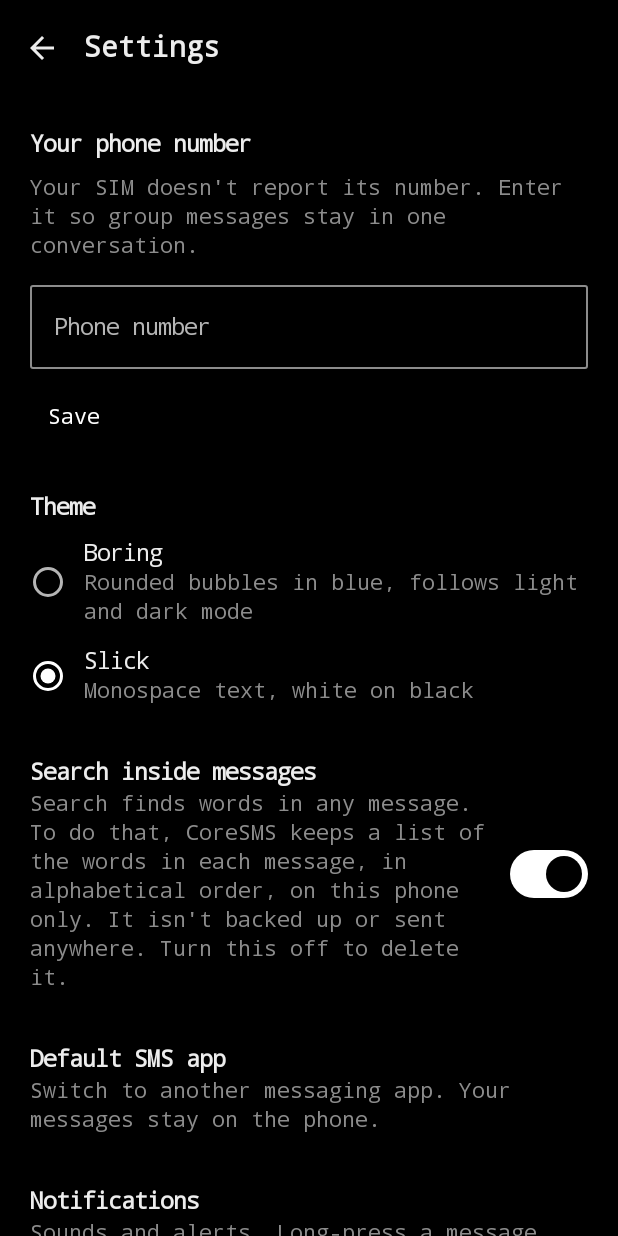
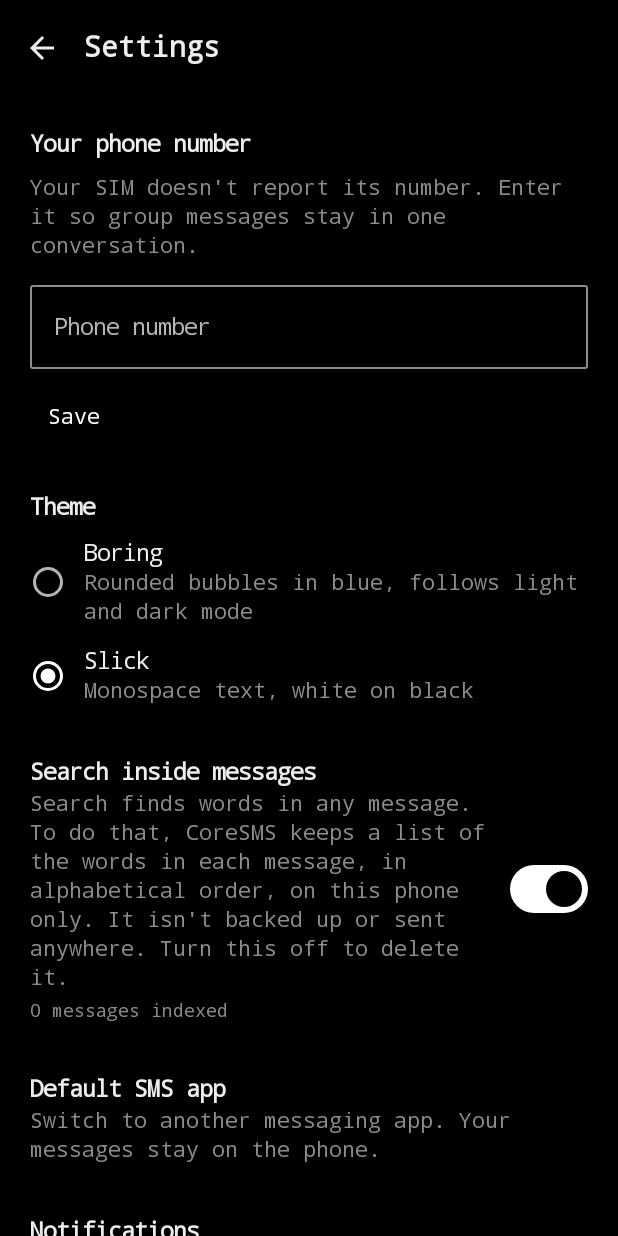
Before and after one commit to MK3Core/coresms, an Android app built with Jetpack Compose: the SettingsActivity screen opened directly, with no data from a screen before it, on a phone screen of 412 x 824 dp. Run offline under Robolectric (Android 15) with nearby library versions, the phone set to English and light mode, and no system bars.

Commit message:
Fix message search index never opening, and MMS indexed before their text
PRAGMA secure_delete returns a row, which execSQL rejects on some Android
versions, so the index failed to open and every sync and search failed
silently. Run it as a query instead.

Incoming and outgoing MMS are saved row first and parts after, so a sync
could index one with no words and never revisit it. MmsStore now asks for
the message to be indexed again once it's fully saved.

Settings shows how many messages are indexed, and failures log the full
error (never message text).

```diff
--- a/app/src/main/java/io/github/mk3core/coresms/SettingsActivity.kt
+++ b/app/src/main/java/io/github/mk3core/coresms/SettingsActivity.kt
@@ -168,6 +168,11 @@ private fun SearchSetting() {
     val context = LocalContext.current
     val scope = rememberCoroutineScope()
     var on by remember { mutableStateOf(Prefs.searchMessages(context)) }
+    var indexed by remember { mutableStateOf<Int?>(null) }
+    androidx.compose.runtime.LaunchedEffect(on) {
+        indexed = null
+        if (on) indexed = SearchIndex.count(context.applicationContext)
+    }
     fun set(value: Boolean) {
         on = value
         Prefs.setSearchMessages(context, value)
@@ -192,6 +197,14 @@ private fun SearchSetting() {
                 style = MaterialTheme.typography.bodyMedium,
                 color = LocalChatColors.current.subtle,
             )
+            indexed?.let {
+                Text(
+                    androidx.compose.ui.res.pluralStringResource(R.plurals.settings_search_indexed, it, it),
+                    style = MaterialTheme.typography.labelMedium,
+                    color = LocalChatColors.current.subtle,
+                    modifier = Modifier.padding(top = 4.dp),
+                )
+            }
         }
         Spacer(Modifier.width(16.dp))
         Switch(checked = on, onCheckedChange = null)
--- a/app/src/main/java/io/github/mk3core/coresms/data/SearchIndex.kt
+++ b/app/src/main/java/io/github/mk3core/coresms/data/SearchIndex.kt
@@ -14,6 +14,7 @@ import io.github.mk3core.coresms.reactions.Reactions
 import kotlinx.coroutines.sync.Mutex
 import kotlinx.coroutines.sync.withLock
 import java.io.File
+import java.util.concurrent.ConcurrentHashMap
 import java.nio.ByteBuffer
 import java.nio.ByteOrder
 import kotlin.math.exp
@@ -65,6 +66,9 @@ object SearchIndex {
     private val lock = Mutex()
     private var helper: Helper? = null
 
+    /** MMS whose text was saved after they may have been indexed; indexed again on the next sync. */
+    private val stale = ConcurrentHashMap.newKeySet<Long>()
+
     fun enabled(context: Context): Boolean = Prefs.searchMessages(context)
 
     /**
@@ -75,8 +79,30 @@ object SearchIndex {
         if (!enabled(context) || !DefaultSmsApp.isDefault(context)) return
         lock.withLock {
             if (!enabled(context)) return
+            // The error never includes message text: words are bound, not part of the SQL.
             runCatching { syncLocked(context.applicationContext) }
-                .onFailure { Log.w(TAG, "Sync failed: ${it.javaClass.simpleName}") }
+                .onFailure { Log.w(TAG, "Sync failed", it) }
+        }
+    }
+
+    /**
+     * An MMS is saved row first, then its parts, and a sync can run in
+     * between and index it without its text. Call once it's fully saved.
+     */
+    fun refreshMms(messageId: Long) {
+        stale += messageId
+        MessageChanges.notifyLocalChange()
+    }
+
+    /** How many messages are in the index, or null when search is off or it can't be read. */
+    suspend fun count(context: Context): Int? {
+        if (!enabled(context)) return null
+        return lock.withLock {
+            runCatching {
+                db(context.applicationContext).rawQuery("SELECT count(*) FROM docs", null).use { c ->
+                    if (c.moveToFirst()) c.getInt(0) else 0
+                }
+            }.onFailure { Log.w(TAG, "Count failed", it) }.getOrNull()
         }
     }
 
@@ -118,7 +144,7 @@ object SearchIndex {
                         rows += Scored(c.getLong(0), c.getLong(1), date, bm25(c.getBlob(3)) * recency)
                     }
                 }
-            }.onFailure { Log.w(TAG, "Search failed: ${it.javaClass.simpleName}") }
+            }.onFailure { Log.w(TAG, "Search failed", it) }
             rows
         }
         val top = scored.sortedWith(compareByDescending<Scored> { it.score }.thenByDescending { it.date }).take(MAX_RESULTS)
@@ -177,7 +203,8 @@ object SearchIndex {
 
         override fun onConfigure(db: SQLiteDatabase) {
             // Freed space is overwritten with zeros, so deleted messages' words don't linger.
-            db.execSQL("PRAGMA secure_delete = ON")
+            // This PRAGMA returns a row, which execSQL rejects on some Android versions.
+            db.rawQuery("PRAGMA secure_delete = ON", null).use { it.moveToFirst() }
         }
 
         override fun onCreate(db: SQLiteDatabase) {
@@ -213,6 +240,20 @@ object SearchIndex {
         val current = HashSet<Long>(smsIds.size + mmsIds.size)
         smsIds.forEach { current += smsDoc(it) }
         mmsIds.forEach { current += mmsDoc(it) }
+
+        // MMS saved since they were indexed: drop them so they're indexed again below.
+        val refresh = stale.toList()
+        stale.removeAll(refresh.toSet())
+        val redo = refresh.map(::mmsDoc).filter { it in indexed }
+        if (redo.isNotEmpty()) {
+            db.transaction {
+                redo.forEach { docId ->
+                    db.execSQL("DELETE FROM fts WHERE docid = $docId")
+                    db.execSQL("DELETE FROM docs WHERE docid = $docId")
+                }
+            }
+            indexed.removeAll(redo.toSet())
+        }
 
         val gone = indexed.filter { it !in current }
         if (gone.isNotEmpty()) {
--- a/app/src/main/java/io/github/mk3core/coresms/mms/MmsStore.kt
+++ b/app/src/main/java/io/github/mk3core/coresms/mms/MmsStore.kt
@@ -1,5 +1,6 @@
 package io.github.mk3core.coresms.mms
 
+import io.github.mk3core.coresms.data.SearchIndex
 import android.content.ContentUris
 import android.content.ContentValues
 import android.content.Context
@@ -135,6 +136,7 @@ object MmsStore {
         insertAddress(context, id, ADDR_FROM, conf.from ?: EncodedStringValue(from))
         conf.to?.forEach { it?.let { insertAddress(context, id, ADDR_TO, it) } }
         conf.cc?.forEach { it?.let { insertAddress(context, id, ADDR_CC, it) } }
+        SearchIndex.refreshMms(id)
         return id
     }
 
@@ -160,6 +162,7 @@ object MmsStore {
         persistParts(context, id, req)
         recipients.forEach { insertAddress(context, id, ADDR_TO, EncodedStringValue(it)) }
         insertAddress(context, id, ADDR_FROM, EncodedStringValue(PduHeaders.FROM_INSERT_ADDRESS_TOKEN_STR))
+        SearchIndex.refreshMms(id)
         return id
     }
 
--- a/app/src/main/res/values/strings.xml
+++ b/app/src/main/res/values/strings.xml
@@ -26,6 +26,10 @@
     <string name="search_no_results">No results</string>
     <string name="settings_search">Search inside messages</string>
     <string name="settings_search_on_body">Search finds words in any message. To do that, CoreSMS keeps a list of the words in each message, in alphabetical order, on this phone only. It isn\'t backed up or sent anywhere. Turn this off to delete it.</string>
+    <plurals name="settings_search_indexed">
+        <item quantity="one">%1$d message indexed</item>
+        <item quantity="other">%1$d messages indexed</item>
+    </plurals>
     <string name="settings_search_off_body">Search covers conversation names and their latest messages only. Turn this on to search every message.</string>
     <string name="settings">Settings</string>
     <string name="pin">Pin</string>
```
